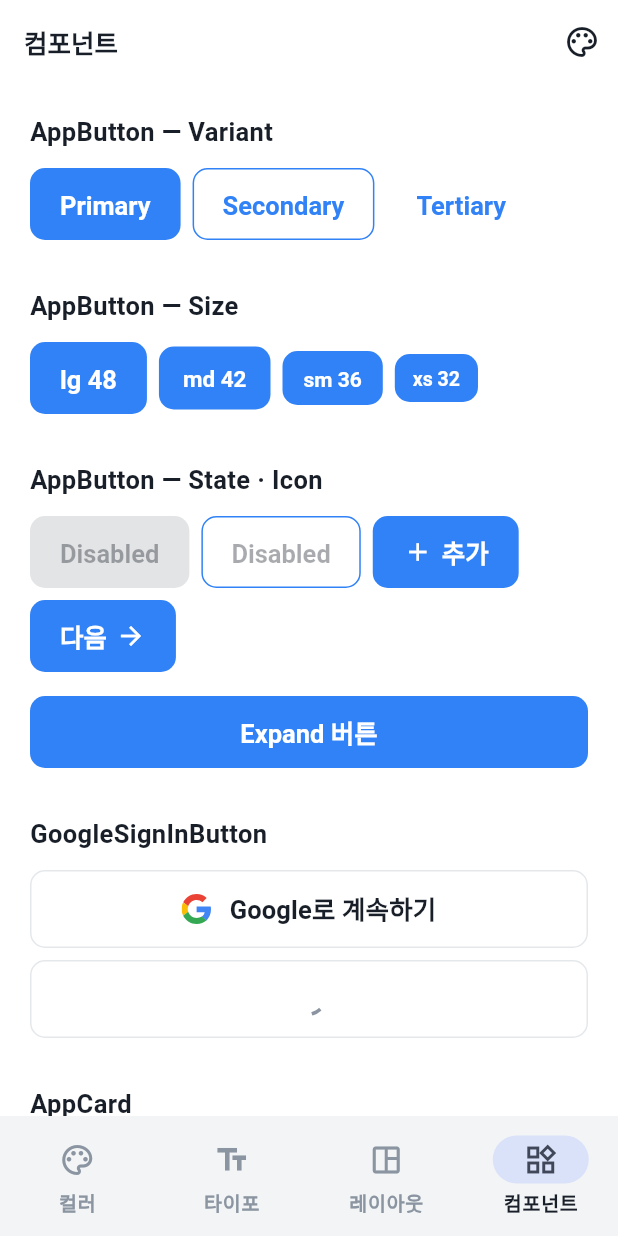
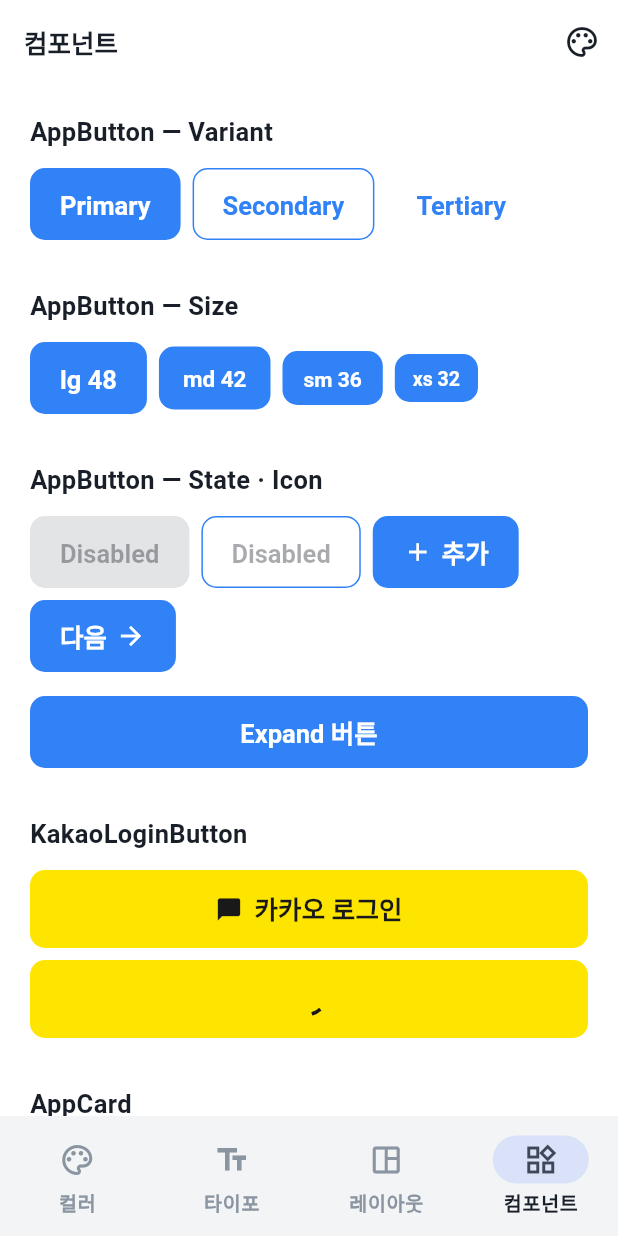
Before and after one commit to sungho8/Building-something-great, a Flutter app: the screen it shows after launch, item 4 of the bottom bar chosen, on a phone screen of 412 x 824 dp. Run offline on Flutter 3.47's test engine with Material 3 defaults, Android fonts, the phone set to English and light mode, and no system bars; our stand-ins replace firebase_core, flutter_colorpicker, flutter_local_notifications, flutter_riverpod, flutter_timezone, freezed_annotation and 3 more; missing offline and left inert: backend, home_widget; accounts and stored records are empty; Roboto replaces fonts that are missing (packages/design_system/Pretendard).

Commit message:
feat: 소셜 로그인 Google → Kakao 전환 (한국 점유율)
제거(Google):
- backend: google_sign_in 의존성·signInWithGoogle·googleServerClientId
- design_system: GoogleSignInButton·google_g.svg·flutter_svg
- dday: di/로그인/계정에서 Google 참조

추가(Kakao):
- backend: AuthService.signInWithKakao (카카오 로그인 → 커스텀 토큰 서버 →
  signInWithCustomToken), initKakao(nativeAppKey) + kakao_flutter_sdk_user·http
- design_system: KakaoLoginButton (브랜드 노랑 #FEE500) + 쇼케이스 전시
- dday: di 상수(kakaoNativeAppKey·authFunctionUrl), main에서 카카오 SDK 초기화,
  로그인/계정 시트를 카카오로
- apps/dday/functions/: 커스텀 토큰 교환 Cloud Function 템플릿(kakaoLogin)
- docs/KAKAO_SETUP.md: 카카오 앱·함수배포·네이티브 설정 가이드

설정값 비어도 게스트·백업은 정상(가드). analyze clean, 테스트 27개 통과, APK 빌드 통과.
※ iOS 출시 시 Apple 로그인 별도 필요(앱스토어 규정).

Co-Authored-By: Claude Opus 4.8 <noreply@anthropic.com>

```diff
--- a/apps/dday/lib/main.dart
+++ b/apps/dday/lib/main.dart
@@ -17,6 +17,7 @@ Future<void> main() async {
   final notifications = await NotificationService.create();
   await notifications.requestPermissions();
   await AdsService.initialize();
+  initKakao(dDayKakaoNativeAppKey);
 
   // Firebase: 게스트 로그인 + (로컬이 비어 있으면) 클라우드 복원.
   // 콘솔 미설정·오프라인 등 어떤 실패에도 앱은 로컬로 계속 동작한다.
--- a/apps/dday/lib/presentation/views/auth/login_view.dart
+++ b/apps/dday/lib/presentation/views/auth/login_view.dart
@@ -20,18 +20,18 @@ class _LoginViewState extends ConsumerState<LoginView> {
   // Google 로그인 진행 중 여부
   bool _loading = false;
 
-  // Google 로그인 → 성공 시 로컬 백업 + 온보딩 완료
-  Future<void> _google() async {
+  // 카카오 로그인 → 성공 시 로컬 백업 + 온보딩 완료
+  Future<void> _kakao() async {
     setState(() => _loading = true);
     try {
-      await ref.read(authServiceProvider).signInWithGoogle();
+      await ref.read(authServiceProvider).signInWithKakao();
       await ref.read(ddayListProvider.notifier).backupNow();
       await ref.read(onboardingProvider.notifier).complete();
     } catch (_) {
       if (!mounted) return;
       showAppSnackBar(
         context,
-        'Google 로그인에 실패했어요. 게스트로 시작할 수 있어요.',
+        '카카오 로그인에 실패했어요. 게스트로 시작할 수 있어요.',
         variant: AppSnackBarVariant.error,
       );
     } finally {
@@ -93,9 +93,9 @@ class _LoginViewState extends ConsumerState<LoginView> {
 
             const Spacer(flex: 3),
 
-            GoogleSignInButton(
+            KakaoLoginButton(
               loading: _loading,
-              onPressed: _google,
+              onPressed: _kakao,
             ),
 
             const SizedBox(height: AppSpacing.s8),
--- a/apps/dday/lib/presentation/views/dday/account_sheet.dart
+++ b/apps/dday/lib/presentation/views/dday/account_sheet.dart
@@ -36,7 +36,7 @@ class _AccountSheet extends ConsumerWidget {
                 children: [
                   Text(
                     signedIn
-                        ? (user.displayName ?? 'Google 계정')
+                        ? (user.displayName ?? '카카오 계정')
                         : '게스트로 사용 중',
                     style: AppTypography.itemTitle,
                   ),
@@ -56,12 +56,7 @@ class _AccountSheet extends ConsumerWidget {
         const SizedBox(height: AppSpacing.s24),
 
         if (!signedIn)
-          AppButton(
-            label: 'Google로 로그인',
-            leadingIcon: Icons.login,
-            expand: true,
-            onPressed: () => _google(context, ref),
-          )
+          KakaoLoginButton(onPressed: () => _kakao(context, ref))
         else
           AppButton(
             label: '로그아웃',
@@ -82,20 +77,20 @@ class _AccountSheet extends ConsumerWidget {
     );
   }
 
-  // Google 로그인 (게스트면 계정 승격)
-  Future<void> _google(BuildContext context, WidgetRef ref) async {
+  // 카카오 로그인 (로컬 데이터를 클라우드에 백업)
+  Future<void> _kakao(BuildContext context, WidgetRef ref) async {
     try {
-      await ref.read(authServiceProvider).signInWithGoogle();
+      await ref.read(authServiceProvider).signInWithKakao();
       await ref.read(ddayListProvider.notifier).backupNow();
       if (!context.mounted) return;
       Navigator.pop(context);
-      showAppSnackBar(context, 'Google 계정으로 로그인했어요',
+      showAppSnackBar(context, '카카오 계정으로 로그인했어요',
           variant: AppSnackBarVariant.success);
     } catch (_) {
       if (!context.mounted) return;
       showAppSnackBar(
         context,
-        'Google 로그인에 실패했어요 (콘솔 설정을 확인해주세요)',
+        '카카오 로그인에 실패했어요 (설정을 확인해주세요)',
         variant: AppSnackBarVariant.error,
       );
     }
--- a/gallery/showcase/lib/views/components_view.dart
+++ b/gallery/showcase/lib/views/components_view.dart
@@ -84,15 +84,15 @@ class ComponentsView extends StatelessWidget {
 
         const SizedBox(height: AppSpacing.s32),
 
-        const Text('GoogleSignInButton', style: AppTypography.heading1),
+        const Text('KakaoLoginButton', style: AppTypography.heading1),
 
         const SizedBox(height: AppSpacing.s12),
 
-        GoogleSignInButton(onPressed: () {}),
+        KakaoLoginButton(onPressed: () {}),
 
         const SizedBox(height: AppSpacing.s8),
 
-        const GoogleSignInButton(loading: true),
+        const KakaoLoginButton(loading: true),
 
         const SizedBox(height: AppSpacing.s32),
 
--- a/packages/backend/lib/backend.dart
+++ b/packages/backend/lib/backend.dart
@@ -7,3 +7,4 @@ library;
 export 'src/app_user.dart';
 export 'src/auth_service.dart';
 export 'src/cloud_sync_service.dart';
+export 'src/kakao.dart';
--- a/packages/design_system/lib/design_system.dart
+++ b/packages/design_system/lib/design_system.dart
@@ -26,7 +26,7 @@ export 'src/components/app_segmented_control.dart';
 export 'src/components/app_snack_bar.dart';
 export 'src/components/app_text_field.dart';
 export 'src/components/fade_slide_in.dart';
-export 'src/components/google_sign_in_button.dart';
+export 'src/components/kakao_login_button.dart';
 export 'src/theme/app_theme.dart';
 export 'src/theme/brand_config.dart';
 export 'src/tokens/colors.dart';
--- a/packages/design_system/lib/src/components/google_sign_in_button.dart
+++ /dev/null
@@ -1,66 +0,0 @@
-import 'package:flutter/material.dart';
-import 'package:flutter_svg/flutter_svg.dart';
-
-import '../tokens/colors.dart';
-import '../tokens/radius.dart';
-import '../tokens/spacing.dart';
-import '../tokens/typography.dart';
-
-/// Google 로그인 버튼 (구글 브랜딩 가이드라인 준수: 흰 배경 + 공식 G 로고).
-///
-/// 공식 "G" 로고 애셋은 design_system에 번들된다. 스토어 제출 전
-/// 현재 브랜딩 가이드라인과 로고를 한 번 확인할 것.
-class GoogleSignInButton extends StatelessWidget {
-  final String label;
-  final VoidCallback? onPressed;
-
-  /// 진행 중이면 스피너 표시 + 비활성.
-  final bool loading;
-
-  const GoogleSignInButton({
-    super.key,
-    this.label = 'Google로 계속하기',
-    this.onPressed,
-    this.loading = false,
-  });
-
-  @override
-  Widget build(BuildContext context) {
-    return SizedBox(
-      height: 52,
-      child: OutlinedButton(
-        onPressed: loading ? null : onPressed,
-        style: OutlinedButton.styleFrom(
-          backgroundColor: AppCommon.white,
-          foregroundColor: AppSemantic.textPrimary,
-          disabledBackgroundColor: AppCommon.white,
-          side: const BorderSide(color: AppSemantic.border),
-          shape: RoundedRectangleBorder(
-            borderRadius: BorderRadius.circular(AppRadius.md),
-          ),
-          padding: const EdgeInsets.symmetric(horizontal: AppSpacing.s16),
-        ),
-        child: loading
-            ? const SizedBox(
-                width: 20,
-                height: 20,
-                child: CircularProgressIndicator(
-                    strokeWidth: 2.4, color: AppSemantic.textTertiary),
-              )
-            : Row(
-                mainAxisSize: MainAxisSize.min,
-                children: [
-                  SvgPicture.asset(
-                    'assets/brand/google_g.svg',
-                    package: 'design_system',
-                    width: 20,
-                    height: 20,
-                  ),
-                  const SizedBox(width: AppSpacing.s12),
-                  Text(label, style: AppTypography.label1),
-                ],
-              ),
-      ),
-    );
-  }
-}
--- /dev/null
+++ b/packages/design_system/lib/src/components/kakao_login_button.dart
@@ -0,0 +1,63 @@
+import 'package:flutter/material.dart';
+
+import '../tokens/radius.dart';
+import '../tokens/spacing.dart';
+import '../tokens/typography.dart';
+
+/// 카카오 로그인 버튼 (카카오 브랜드 노랑 배경 + 어두운 글자).
+///
+/// ⚠️ 공식 카카오 심볼 아이콘은 브랜드 애셋이라 여기선 자리표시(말풍선) 아이콘을 쓴다.
+/// 스토어 제출 전 카카오 디자인 가이드의 공식 심볼로 교체할 것.
+class KakaoLoginButton extends StatelessWidget {
+  final String label;
+  final VoidCallback? onPressed;
+
+  /// 진행 중이면 스피너 표시 + 비활성.
+  final bool loading;
+
+  const KakaoLoginButton({
+    super.key,
+    this.label = '카카오 로그인',
+    this.onPressed,
+    this.loading = false,
+  });
+
+  // 카카오 브랜드 색
+  static const _kakaoYellow = Color(0xFFFEE500);
+  static const _kakaoLabel = Color(0xFF191919);
+
+  @override
+  Widget build(BuildContext context) {
+    return SizedBox(
+      height: 52,
+      child: FilledButton(
+        onPressed: loading ? null : onPressed,
+        style: FilledButton.styleFrom(
+          backgroundColor: _kakaoYellow,
+          foregroundColor: _kakaoLabel,
+          disabledBackgroundColor: _kakaoYellow,
+          shape: RoundedRectangleBorder(
+            borderRadius: BorderRadius.circular(AppRadius.md),
+          ),
+          padding: const EdgeInsets.symmetric(horizontal: AppSpacing.s16),
+        ),
+        child: loading
+            ? const SizedBox(
+                width: 20,
+                height: 20,
+                child: CircularProgressIndicator(
+                    strokeWidth: 2.4, color: _kakaoLabel),
+              )
+            : Row(
+                mainAxisSize: MainAxisSize.min,
+                children: [
+                  // 자리표시 — 공식 카카오 심볼로 교체 예정
+                  const Icon(Icons.chat_bubble, size: 18, color: _kakaoLabel),
+                  const SizedBox(width: AppSpacing.s8),
+                  Text(label, style: AppTypography.label1),
+                ],
+              ),
+      ),
+    );
+  }
+}
--- a/packages/design_system/pubspec.yaml
+++ b/packages/design_system/pubspec.yaml
@@ -12,7 +12,6 @@ dependencies:
   flutter:
     sdk: flutter
   flutter_colorpicker: ^1.1.0
-  flutter_svg: ^2.3.0
 
 dev_dependencies:
   flutter_test:
@@ -21,8 +20,6 @@ dev_dependencies:
 
 flutter:
   uses-material-design: true
-  assets:
-    - assets/brand/
   fonts:
     - family: Pretendard
       fonts:
```
Also changed, not shown: apps/dday/lib/di/dday_providers.dart (+10 -9 lines), packages/backend/lib/src/auth_service.dart (+39 -46 lines), packages/backend/lib/src/kakao.dart (added, +9 -0 lines), packages/design_system/assets/brand/google_g.svg (deleted), 8 other files.
